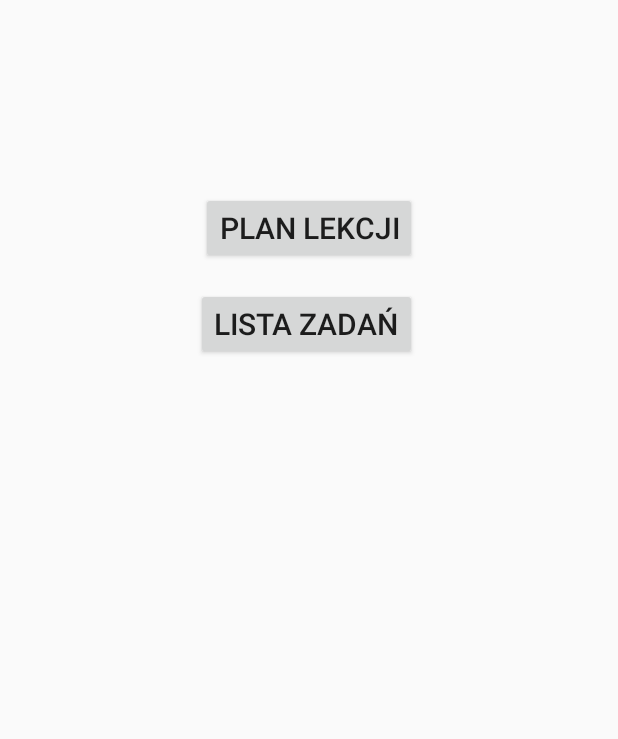
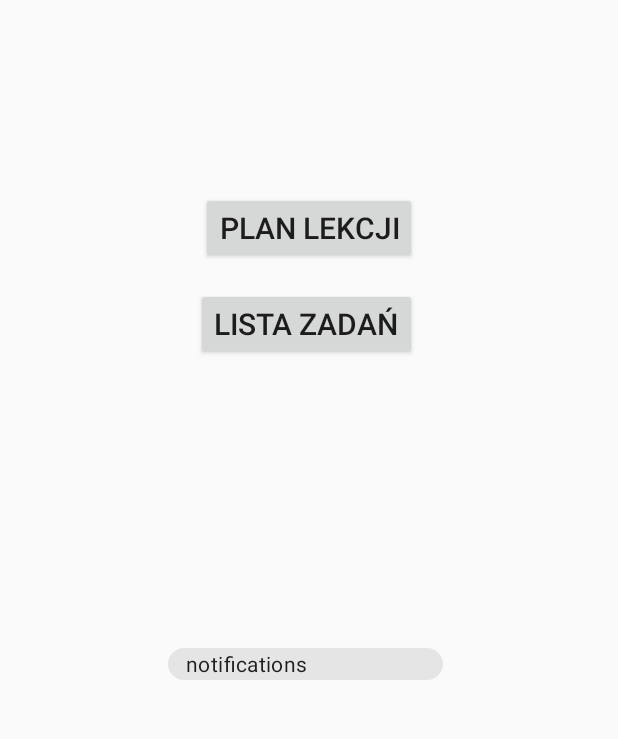
Before and after one commit to DorotaDR/StudyPlanner, an Android app: the screen it shows after launch (MainActivity), on a phone screen of 412 x 824 dp, the part 175-914 px from its top. Run offline under Robolectric (Android 15) with nearby library versions, the light colour scheme and no system bars; our stand-ins replace ButterKnife.

Commit message:
temporary branch for notifications

```diff
--- a/app/src/main/AndroidManifest.xml
+++ b/app/src/main/AndroidManifest.xml
@@ -15,6 +15,7 @@
             android:theme="@style/AppTheme.NoActionBar"></activity>
         <activity android:name=".ToDoActivity" />
         <activity android:name=".TimeTableActivity" />
+        <activity android:name=".Notifications" />
         <activity android:name=".MainActivity">
             <intent-filter>
                 <action android:name="android.intent.action.MAIN" />
--- a/app/src/main/res/layout/activity_main.xml
+++ b/app/src/main/res/layout/activity_main.xml
@@ -1,5 +1,6 @@
 <?xml version="1.0" encoding="utf-8"?>
-<androidx.constraintlayout.widget.ConstraintLayout xmlns:android="http://schemas.android.com/apk/res/android"
+<androidx.constraintlayout.widget.ConstraintLayout
+    xmlns:android="http://schemas.android.com/apk/res/android"
     xmlns:app="http://schemas.android.com/apk/res-auto"
     xmlns:tools="http://schemas.android.com/tools"
     android:layout_width="match_parent"
@@ -43,4 +44,18 @@
         app:layout_constraintRight_toRightOf="parent"
         app:layout_constraintTop_toTopOf="parent" />
 
+    <com.google.android.material.chip.Chip
+        android:id="@+id/notifications"
+        android:layout_width="183dp"
+        android:layout_height="37dp"
+        android:layout_marginStart="112dp"
+        android:layout_marginTop="184dp"
+        android:text="notifications"
+        android:visibility="visible"
+        android:onClick="sendNotifications"
+        android:checkable="true"
+        app:layout_constraintStart_toStartOf="parent"
+        app:layout_constraintTop_toBottomOf="@+id/btn_todoList" />
+
+
 </androidx.constraintlayout.widget.ConstraintLayout>
--- a/build.gradle
+++ b/build.gradle
@@ -5,7 +5,7 @@ buildscript {
         jcenter()
     }
     dependencies {
-        classpath "com.android.tools.build:gradle:4.0.1"
+        classpath 'com.android.tools.build:gradle:4.1.1'
 
         // NOTE: Do not place your application dependencies here; they belong
         // in the individual module build.gradle files
```
Also changed, not shown: app/src/main/java/com/example/studyplanner/MainActivity.java (+25 -0 lines), app/src/main/java/com/example/studyplanner/Notifications.java (added, +51 -0 lines), gradle/wrapper/gradle-wrapper.properties.
